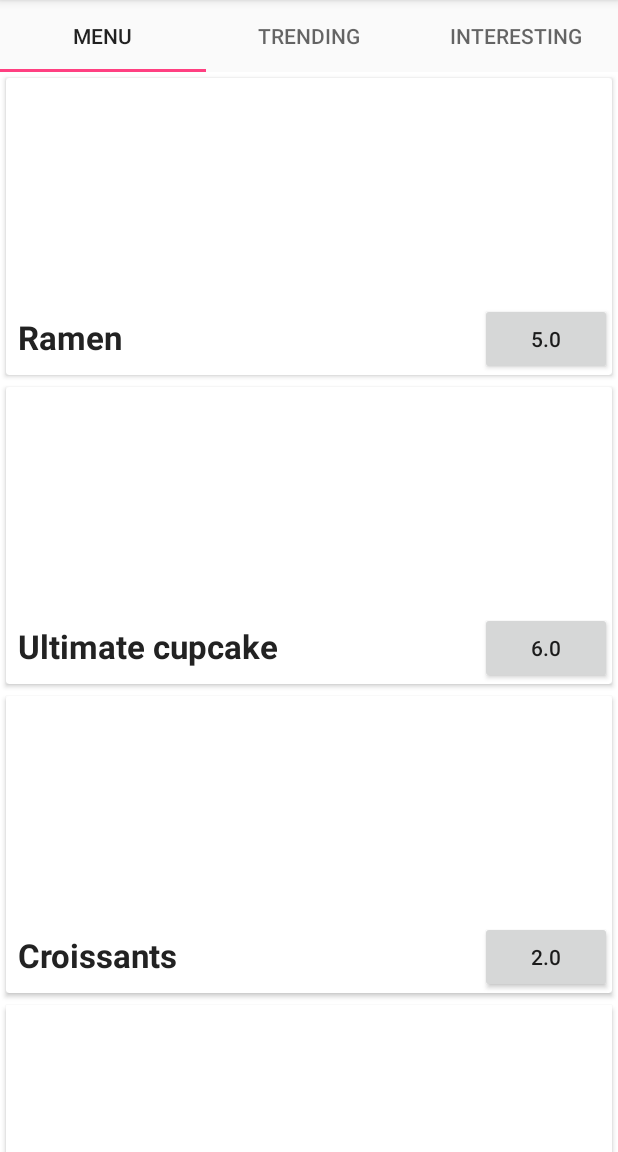
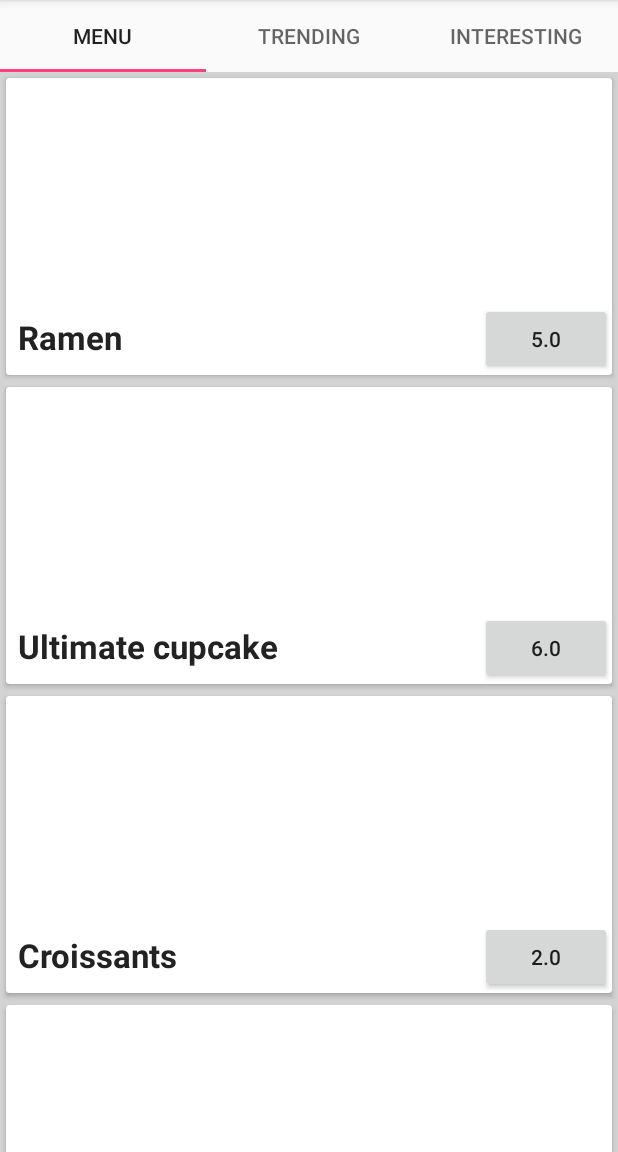
Before and after one commit to vandanab/hungrypenguin, an Android app: the DishListFragment screen opened directly, with no data from a screen before it, on a phone screen of 412 x 824 dp, the part 84-1236 px from its top. Run offline under Robolectric (Android 15) with nearby library versions, the phone set to English and light mode, and no system bars; pictures from the network do not load; 1 statement that could not run was skipped.

Commit message:
color and heapsize

```diff
--- a/app/src/main/AndroidManifest.xml
+++ b/app/src/main/AndroidManifest.xml
@@ -9,7 +9,8 @@
         android:icon="@mipmap/ic_launcher"
         android:label="@string/app_name"
         android:supportsRtl="true"
-        android:theme="@style/AppTheme">
+        android:theme="@style/AppTheme"
+        android:largeHeap="true">
         <activity
             android:name=".SplashScreen"
             android:label="@string/app_name" >
--- a/app/src/main/res/layout/fragment_dish_list.xml
+++ b/app/src/main/res/layout/fragment_dish_list.xml
@@ -1,6 +1,9 @@
 <FrameLayout xmlns:android="http://schemas.android.com/apk/res/android"
-    xmlns:tools="http://schemas.android.com/tools" android:layout_width="match_parent"
-    android:layout_height="match_parent" tools:context="com.ama.hungrypenguin.DishListFragment">
+    xmlns:tools="http://schemas.android.com/tools"
+    android:layout_width="match_parent"
+    android:layout_height="match_parent"
+    android:background="#d3d3d3"
+    tools:context="com.ama.hungrypenguin.DishListFragment">
 
     <include layout="@layout/recyclerview" />
 
```
